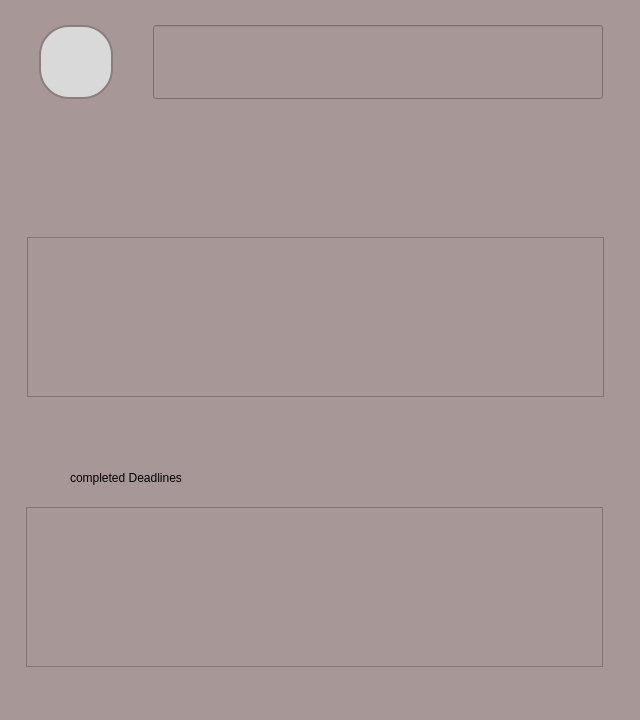
Before: the Qt Designer form grape/src/profile/profile.ui in rotat1ck/grape, drawn with Qt 5.
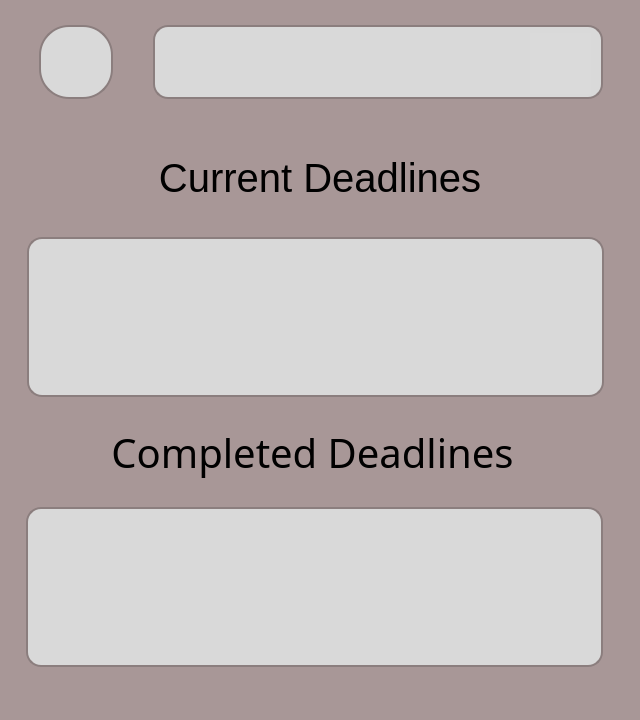
After: the same form once the commit is applied. Icons and pictures are not drawn.

What changed in the file:
```diff
--- a/grape/src/profile/profile.ui
+++ b/grape/src/profile/profile.ui
@@ -25,6 +25,18 @@
      <height>74</height>
     </rect>
    </property>
+   <property name="styleSheet">
+    <string notr="true">QLineEdit {
+    background-color: #D9D9D9;
+    border: 2px solid #8B7E7E;
+    border-radius: 15px;
+    padding: 5px; 
+
+	font-size: 20px;
+	font-family: 'Comfortaa';
+}
+</string>
+   </property>
   </widget>
   <widget class="QPushButton" name="LeftSwipeButton">
    <property name="geometry">
@@ -55,7 +67,7 @@
     <string/>
    </property>
   </widget>
-  <widget class="QTextEdit" name="CurrentDLTable">
+  <widget class="QTextBrowser" name="CurrentDLTable">
    <property name="geometry">
     <rect>
      <x>27</x>
@@ -64,8 +76,20 @@
      <height>160</height>
     </rect>
    </property>
+   <property name="styleSheet">
+    <string notr="true">QTextBrowser {
+    background-color: #D9D9D9;
+    border: 2px solid #8B7E7E;
+    border-radius: 15px;
+    padding: 5px; 
+
+	font-size: 20px;
+	font-family: 'Comfortaa';
+}
+</string>
+   </property>
   </widget>
-  <widget class="QTextEdit" name="CompletedDLTable">
+  <widget class="QTextBrowser" name="CompletedDLTable">
    <property name="geometry">
     <rect>
      <x>26</x>
@@ -74,19 +98,93 @@
      <height>160</height>
     </rect>
    </property>
+   <property name="styleSheet">
+    <string notr="true">QTextBrowser {
+    background-color: #D9D9D9;
+    border: 2px solid #8B7E7E;
+    border-radius: 15px;
+    padding: 5px; 
+
+	font-size: 20px;
+	font-family: 'Comfortaa';
+}
+</string>
+   </property>
+  </widget>
+  <widget class="QLabel" name="CurrDL_text">
+   <property name="geometry">
+    <rect>
+     <x>53</x>
+     <y>134</y>
+     <width>534</width>
+     <height>88</height>
+    </rect>
+   </property>
+   <property name="layoutDirection">
+    <enum>Qt::LayoutDirection::LeftToRight</enum>
+   </property>
+   <property name="styleSheet">
+    <string notr="true">QLabel {
+	font-size: 40px;
+	font-family: 'Julius Sans One';
+}
+</string>
+   </property>
+   <property name="text">
+    <string>Current Deadlines</string>
+   </property>
+   <property name="alignment">
+    <set>Qt::AlignmentFlag::AlignCenter</set>
+   </property>
+  </widget>
+  <widget class="QLabel" name="ComDL_text">
+   <property name="geometry">
+    <rect>
+     <x>39</x>
+     <y>412</y>
+     <width>547</width>
+     <height>80</height>
+    </rect>
+   </property>
+   <property name="font">
+    <font>
+     <family>Julius Sans One</family>
+     <pointsize>-1</pointsize>
+    </font>
+   </property>
+   <property name="styleSheet">
+    <string notr="true">QLabel {
+	font-size: 40px;
+	font-family: 'Julius Sans One';
+}
+</string>
+   </property>
+   <property name="text">
+    <string>Completed Deadlines</string>
+   </property>
+   <property name="alignment">
+    <set>Qt::AlignmentFlag::AlignCenter</set>
+   </property>
   </widget>
   <widget class="QLabel" name="label">
    <property name="geometry">
     <rect>
-     <x>70</x>
-     <y>450</y>
-     <width>431</width>
-     <height>41</height>
+     <x>530</x>
+     <y>33</y>
+     <width>61</width>
+     <height>61</height>
     </rect>
    </property>
+   <property name="styleSheet">
+    <string notr="true">
+QLabel {
+    image: url(:/img/userProfile.svg);
+	background-color: rgba(255, 255, 255, 10);
+}
+</string>
+   </property>
    <property name="text">
-    <string>
-completed Deadlines</string>
+    <string/>
    </property>
   </widget>
  </widget>
```
